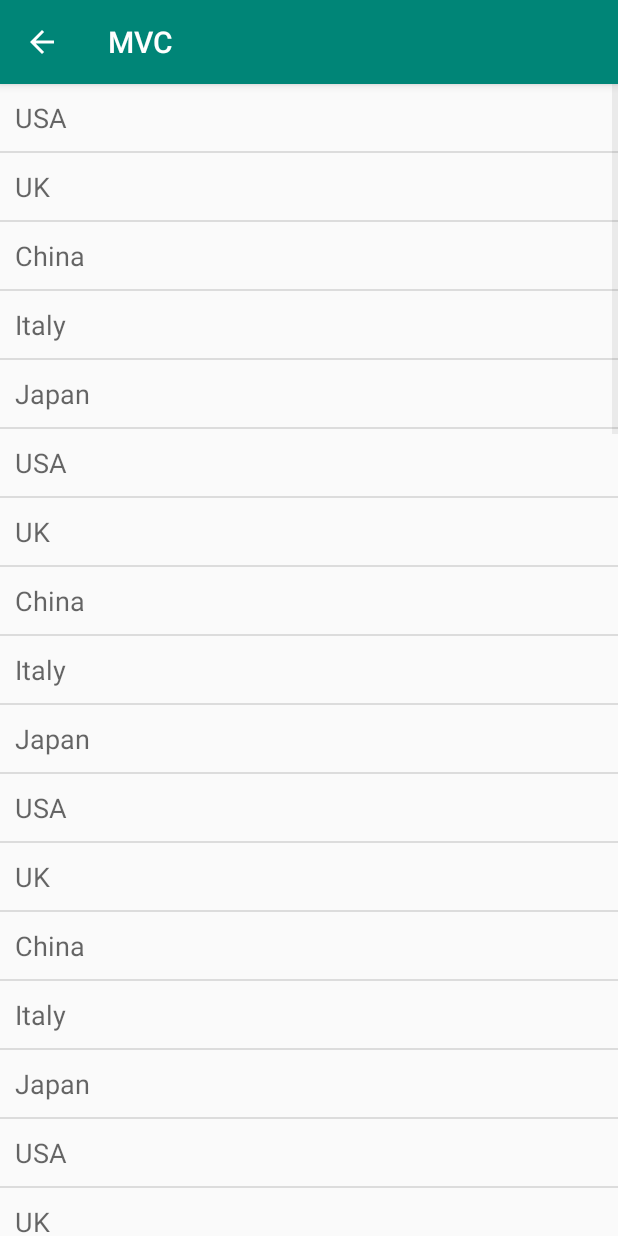
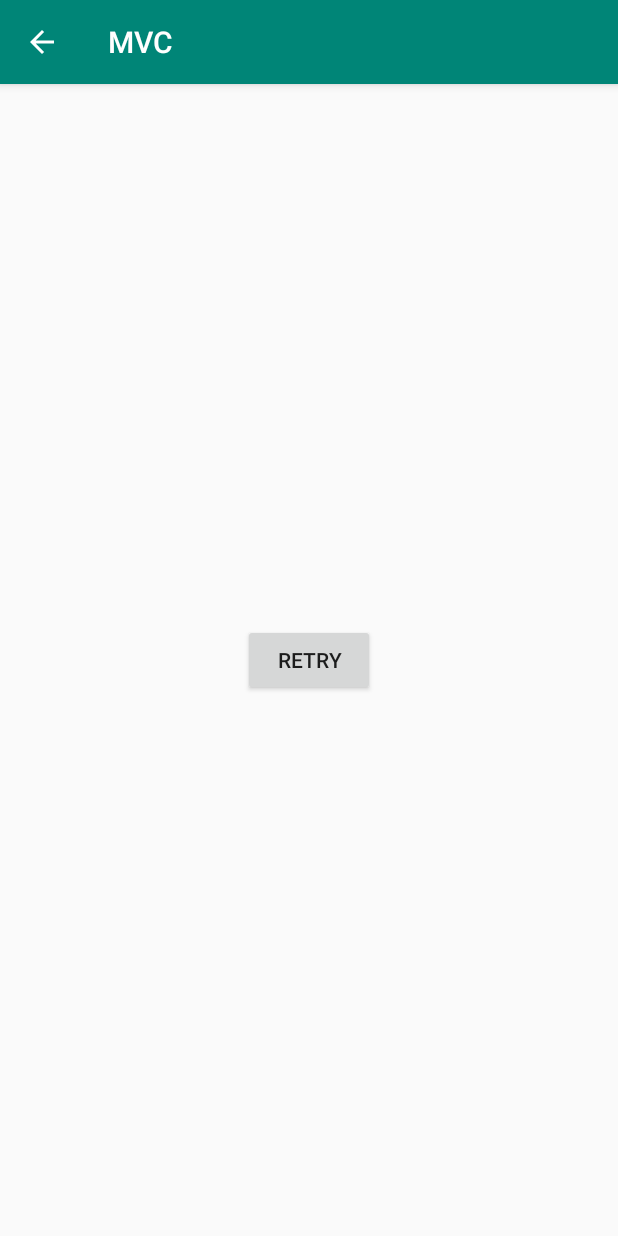
Before and after one commit to myrzash/AndroidModels, an Android app: the MVCActivity screen opened directly, with no data from a screen before it, on a phone screen of 412 x 824 dp. Run offline under Robolectric (Android 15) with nearby library versions, the phone set to English and light mode, and no system bars; our stand-ins replace RxJava; network calls fail.

Commit message:
mvc completed

```diff
--- a/app/src/main/AndroidManifest.xml
+++ b/app/src/main/AndroidManifest.xml
@@ -1,6 +1,8 @@
 <?xml version="1.0" encoding="utf-8"?>
 <manifest xmlns:android="http://schemas.android.com/apk/res/android"
           package="kz.nice.modelsrxjava">
+
+    <uses-permission android:name="android.permission.INTERNET"/>
 
     <application
             android:allowBackup="true"
--- a/app/src/main/java/kz/nice/modelsrxjava/ArchitecturesActivity.kt
+++ b/app/src/main/java/kz/nice/modelsrxjava/ArchitecturesActivity.kt
@@ -1,8 +1,8 @@
 package kz.nice.modelsrxjava
 
 import android.content.Intent
+import android.os.Bundle
 import android.support.v7.app.AppCompatActivity
-import android.os.Bundle
 import android.view.View
 import kz.nice.modelsrxjava.mvc.MVCActivity
 import kz.nice.modelsrxjava.mvp.MVPActivity
--- a/app/src/main/java/kz/nice/modelsrxjava/model/CountriesService.kt
+++ b/app/src/main/java/kz/nice/modelsrxjava/model/CountriesService.kt
@@ -7,9 +7,7 @@ import retrofit2.converter.gson.GsonConverterFactory
 
 class CountriesService {
 
-    companion object {
-        const val BASE_URL = "https://restcountries.eu/rest/v2/";
-    }
+    private val BASE_URL = "https://restcountries.eu/rest/v2/";
 
     private var api: CountriesApi? = null
 
--- a/app/src/main/java/kz/nice/modelsrxjava/model/Country.kt
+++ b/app/src/main/java/kz/nice/modelsrxjava/model/Country.kt
@@ -1,7 +1,4 @@
 package kz.nice.modelsrxjava.model
-
-import com.google.gson.annotations.SerializedName
-import java.io.Serializable
 
 //class County : Serializable {
 //    @SerializedName("name")
--- /dev/null
+++ b/app/src/main/java/kz/nice/modelsrxjava/mvc/CountriesController.kt
@@ -0,0 +1,45 @@
+package kz.nice.modelsrxjava.mvc
+
+import android.util.Log
+import io.reactivex.android.schedulers.AndroidSchedulers
+import io.reactivex.schedulers.Schedulers
+import kz.nice.modelsrxjava.model.CountriesService
+
+class CountriesController {
+
+    var view: MVCActivity
+    var service: CountriesService
+
+    constructor(view: MVCActivity) {
+        this.view = view
+        this.service = CountriesService()
+        fetchCountries()
+    }
+
+    private fun fetchCountries() {
+        service.getCountries()
+            .subscribeOn(Schedulers.newThread())
+            .map {
+                val list = ArrayList<String>()
+                for (country in it) {
+                    list.add(country.name.toString())
+                }
+                list
+            }
+            .observeOn(AndroidSchedulers.mainThread())
+            .subscribe(
+                {
+                    view.setListValues(it)
+                },
+                {
+                    Log.w("LOG_TAG", "Error: $it")
+                    view.onError()
+                }
+            )
+    }
+
+
+    fun onRefresh() {
+        this.fetchCountries()
+    }
+}
--- a/app/src/main/java/kz/nice/modelsrxjava/mvc/MVCActivity.kt
+++ b/app/src/main/java/kz/nice/modelsrxjava/mvc/MVCActivity.kt
@@ -1,8 +1,8 @@
 package kz.nice.modelsrxjava.mvc
 
+import android.os.Bundle
 import android.support.v7.app.AppCompatActivity
-import android.os.Bundle
-import android.widget.AdapterView
+import android.view.View
 import android.widget.ArrayAdapter
 import android.widget.Toast
 import kotlinx.android.synthetic.main.activity_mvc.*
@@ -10,6 +10,7 @@ import kz.nice.modelsrxjava.R
 
 class MVCActivity : AppCompatActivity() {
 
+    private lateinit var controller: CountriesController
     private lateinit var adapter: ArrayAdapter<String>
     val listValues: ArrayList<String> = ArrayList()
 
@@ -17,26 +18,34 @@ class MVCActivity : AppCompatActivity() {
         super.onCreate(savedInstanceState)
         setContentView(R.layout.activity_mvc)
         setTitle("MVC")
-
+        controller = CountriesController(this)
         adapter = ArrayAdapter(this, R.layout.row_layout, R.id.textViewName, listValues)
         listViewMVC.adapter = adapter
-        listViewMVC.setOnItemClickListener(AdapterView.OnItemClickListener { parent, view, position, id ->
+        listViewMVC.setOnItemClickListener({ parent, view, position, id ->
             Toast.makeText(this, "clicked ${listValues.get(position)}", Toast.LENGTH_SHORT).show()
         })
-        val list = arrayListOf<String>()
-        for (i in 0..10) {
-            list.add("USA")
-            list.add("UK")
-            list.add("China")
-            list.add("Italy")
-            list.add("Japan")
-        }
-        setListValues(list)
     }
 
     fun setListValues(values: List<String>) {
         listValues.clear()
         listValues.addAll(values)
+        progress.visibility = View.GONE
+        buttonRetry.visibility = View.GONE
+        listViewMVC.visibility = View.VISIBLE
         adapter.notifyDataSetChanged()
     }
+
+    fun onRetry(view: View) {
+        controller.onRefresh()
+        progress.visibility = View.VISIBLE
+        buttonRetry.visibility = View.GONE
+        listViewMVC.visibility = View.GONE
+    }
+
+    fun onError() {
+        Toast.makeText(this, getString(R.string.error_fetch_message), Toast.LENGTH_SHORT).show()
+        progress.visibility = View.GONE
+        buttonRetry.visibility = View.VISIBLE
+        listViewMVC.visibility = View.GONE
+    }
 }
--- a/app/src/main/java/kz/nice/modelsrxjava/mvp/MVPActivity.kt
+++ b/app/src/main/java/kz/nice/modelsrxjava/mvp/MVPActivity.kt
@@ -1,7 +1,7 @@
 package kz.nice.modelsrxjava.mvp
 
+import android.os.Bundle
 import android.support.v7.app.AppCompatActivity
-import android.os.Bundle
 import kz.nice.modelsrxjava.R
 
 class MVPActivity : AppCompatActivity() {
--- a/app/src/main/java/kz/nice/modelsrxjava/mvvm/MVVMActivity.kt
+++ b/app/src/main/java/kz/nice/modelsrxjava/mvvm/MVVMActivity.kt
@@ -1,7 +1,7 @@
 package kz.nice.modelsrxjava.mvvm
 
+import android.os.Bundle
 import android.support.v7.app.AppCompatActivity
-import android.os.Bundle
 import kz.nice.modelsrxjava.R
 
 class MVVMActivity : AppCompatActivity() {
--- a/app/src/main/res/layout/activity_mvc.xml
+++ b/app/src/main/res/layout/activity_mvc.xml
@@ -1,5 +1,5 @@
 <?xml version="1.0" encoding="utf-8"?>
-<LinearLayout
+<RelativeLayout
         xmlns:android="http://schemas.android.com/apk/res/android"
         xmlns:tools="http://schemas.android.com/tools"
         android:layout_width="match_parent"
@@ -7,6 +7,24 @@
         tools:context=".mvc.MVCActivity">
 
     <ListView android:id="@+id/listViewMVC"
+              android:visibility="gone"
               android:layout_width="match_parent"
               android:layout_height="match_parent"/>
-</LinearLayout>
+
+    <Button android:id="@+id/buttonRetry"
+            android:layout_width="wrap_content"
+            android:layout_height="wrap_content"
+            android:text="Retry"
+            android:onClick="onRetry"
+            android:visibility="gone"
+            android:layout_centerInParent="true"
+    />
+
+    <ProgressBar
+            android:id="@+id/progress"
+            android:layout_width="wrap_content"
+            android:layout_height="wrap_content"
+            android:indeterminate="true"
+            android:layout_centerInParent="true"/>
+
+</RelativeLayout>
--- a/app/src/main/res/layout/activity_mvp.xml
+++ b/app/src/main/res/layout/activity_mvp.xml
@@ -2,7 +2,6 @@
 <android.support.constraint.ConstraintLayout
         xmlns:android="http://schemas.android.com/apk/res/android"
         xmlns:tools="http://schemas.android.com/tools"
-        xmlns:app="http://schemas.android.com/apk/res-auto"
         android:layout_width="match_parent"
         android:layout_height="match_parent"
         tools:context=".mvp.MVPActivity">
--- a/app/src/main/res/layout/activity_mvvm.xml
+++ b/app/src/main/res/layout/activity_mvvm.xml
@@ -2,7 +2,6 @@
 <android.support.constraint.ConstraintLayout
         xmlns:android="http://schemas.android.com/apk/res/android"
         xmlns:tools="http://schemas.android.com/tools"
-        xmlns:app="http://schemas.android.com/apk/res-auto"
         android:layout_width="match_parent"
         android:layout_height="match_parent"
         tools:context=".mvvm.MVVMActivity">
--- a/app/src/main/res/values/strings.xml
+++ b/app/src/main/res/values/strings.xml
@@ -1,3 +1,4 @@
 <resources>
     <string name="app_name">ModelsRxJava</string>
+    <string name="error_fetch_message">Error fetch countries, Try again please</string>
 </resources>
```
Also changed, not shown: 2 other files.
